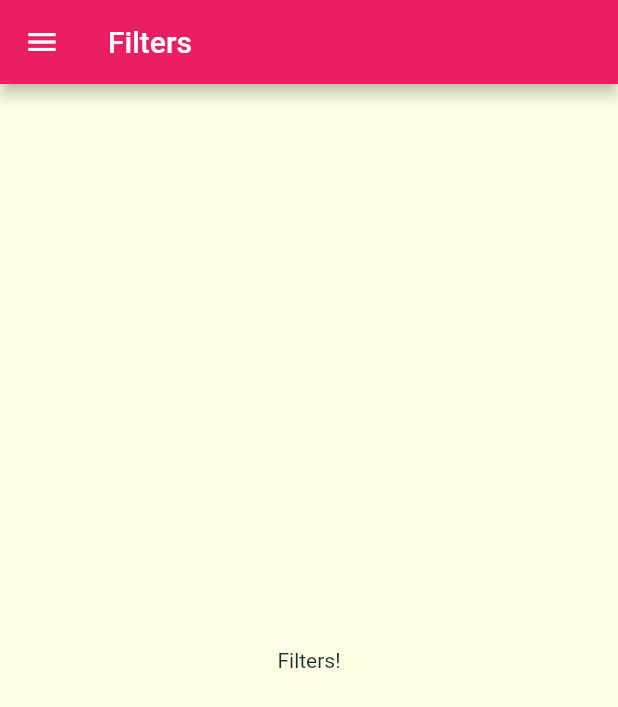
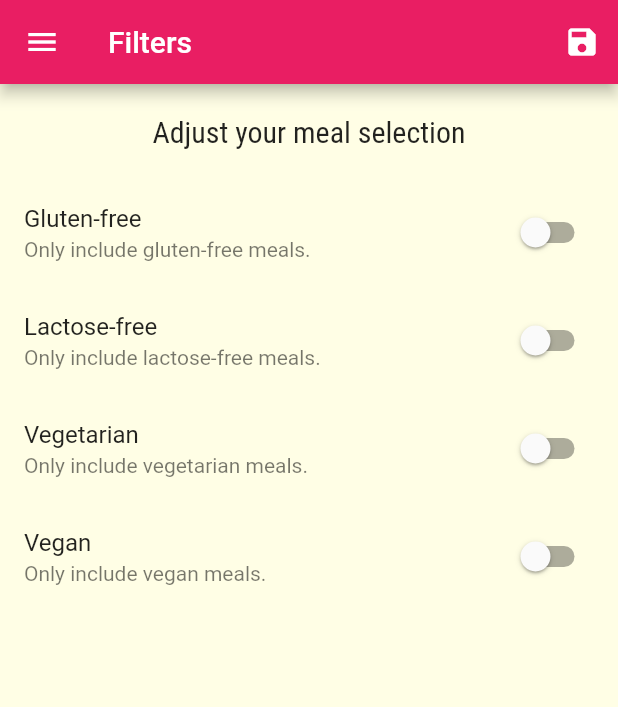
Before and after one commit to AkramNaoufelTabet/Meal-app, a Flutter app: the FiltersScreen screen opened by its route, on a phone screen of 412 x 824 dp. Shown: the top 707 px of the screen. Run offline on Flutter 3.47's test engine with Material 2 defaults, Android fonts, the phone set to English and light mode, and no system bars; Roboto replaces fonts that are missing (Raleway).

Commit message:
Finishing fixes for moment

```diff
--- a/lib/main.dart
+++ b/lib/main.dart
@@ -1,13 +1,74 @@
 import 'package:flutter/material.dart';
-import './routes.dart';
-import 'screens/categories_screen.dart';
+import './dummy_data.dart';
+import './model/meal.dart';
+import 'screens/category_meals_screen.dart';
+import 'screens/meal_detail_screen.dart';
+import 'screens/tabs_screen.dart';
+import 'screens/filters_screen.dart';
 
 void main() {
   runApp(MyApp());
 }
 
-class MyApp extends StatelessWidget {
+class MyApp extends StatefulWidget {
   // This widget is the root of your application.
+  @override
+  _MyAppState createState() => _MyAppState();
+}
+
+class _MyAppState extends State<MyApp> {
+
+  Map<String,bool> _filters={
+    'gluten':false,
+    'lactose':false,
+    'vegan':false,
+    'vegetarian':false,
+
+ };
+  List<Meal> _availableMeals=DUMMY_MEALS;
+  List<Meal> _favouriteMeals=[];
+ void _setFilters( Map<String,bool> filterData){
+   setState(() {
+     _filters=filterData;
+     _availableMeals=DUMMY_MEALS.where((meal) {
+
+       if(_filters['gluten']&& meal.isGlutenFree)
+       return true;
+         if(_filters['lactose']&& meal.isLactoseFree)
+       return true;
+         if(_filters['vegetarian']&& meal.isVegetarian)
+       return true;
+         if(_filters['vegan']&& meal.isVegan)
+       return true;
+      return false;
+
+      // return true;
+
+
+     }).toList();
+
+
+   });
+ }
+ void _toggleFavourite(String mealId){
+   final existingMeal=_favouriteMeals.indexWhere((meal) => meal.id==mealId);
+    if (existingMeal>=0){
+      setState(() {
+        _favouriteMeals.removeAt(existingMeal);
+      });
+
+    }else{
+      setState(() {
+        _favouriteMeals.add(
+          DUMMY_MEALS.firstWhere((meal) => meal.id==mealId)
+        );
+      });
+    }
+ }
+bool _isFavourite(String id){
+  return _favouriteMeals.any((meal) => meal.id==id);
+}
+
   @override
   Widget build(BuildContext context) {
     return MaterialApp(
@@ -29,11 +90,18 @@ class MyApp extends StatelessWidget {
 
 
       ),
-      routes: routes,
+      routes: {
+  "/":(context)=>TabsScreen(_favouriteMeals),
+CategoryMealsScreen.routename:(context)=>CategoryMealsScreen(_availableMeals),
+MealDetailScreen.routename :(context)=>MealDetailScreen(_toggleFavourite,_isFavourite),
+FiltersScreen.routename :(context)=>FiltersScreen(_setFilters,_filters),
+
+},
       initialRoute: '/',
       //home:CategriesScreen()
     );
   }
+
 }
 
 class MyHomePage extends StatelessWidget {
--- a/lib/routes.dart
+++ b/lib/routes.dart
@@ -7,13 +7,13 @@ import 'package:flutter/material.dart';
 import 'package:food_app/screens/filters_screen.dart';
 import 'package:food_app/screens/meal_detail_screen.dart';
 import 'package:food_app/screens/tabs_screen.dart';
-import 'screens/categories_screen.dart';
 import 'screens/category_meals_screen.dart';
 
-final Map<String,WidgetBuilder> routes={
-  "/":(context)=>TabsScreen(),
-CategoryMealsScreen.routename:(context)=>CategoryMealsScreen(),
-MealDetailScreen.routename :(context)=>MealDetailScreen(),
-FiltersScreen.routename :(context)=>FiltersScreen(),
 
-};
+// final Map<String,WidgetBuilder> routes={
+//   "/":(context)=>TabsScreen(),
+// CategoryMealsScreen.routename:(context)=>CategoryMealsScreen(),
+// MealDetailScreen.routename :(context)=>MealDetailScreen(),
+// FiltersScreen.routename :(context)=>FiltersScreen(),
+
+// };
--- a/lib/screens/filters_screen.dart
+++ b/lib/screens/filters_screen.dart
@@ -1,13 +1,105 @@
 import 'package:flutter/material.dart';
 import 'package:food_app/widgets/main_drawer.dart';
-class FiltersScreen extends StatelessWidget {
+class FiltersScreen extends StatefulWidget {
  static String routename="/filters";
+
+ final Function saveFilters;
+ final Map<String,bool> _currentFilters;
+ FiltersScreen(
+   this.saveFilters,
+   this._currentFilters,
+ );
+
+
+
+
+  @override
+  _FiltersScreenState createState() => _FiltersScreenState();
+}
+
+class _FiltersScreenState extends State<FiltersScreen> {
+
+
+  Widget _buildSwitcher(String title,description,var currentValue,Function update){
+
+    return   SwitchListTile(
+                title: Text(title),
+                subtitle: Text(description),
+                value: currentValue, onChanged:update );
+  }
+  var _glutenFree=false;
+  var _vegan=false;
+  var _vegetarian=false;
+  var _lactoseFree=false;
+  @override
+  void initState() {
+    _glutenFree=widget._currentFilters['gluten'];
+    _vegan=widget._currentFilters['vegan'];
+    _lactoseFree=widget._currentFilters['lactose'];
+    _vegetarian=widget._currentFilters['vegetarian'];
+    super.initState();
+  }
   @override
   Widget build(BuildContext context) {
+
     return Scaffold(
-      appBar: AppBar(title: Text("Filters"),),
+      appBar: AppBar(title: Text("Filters"),
+      actions: [
+        IconButton(icon: Icon(Icons.save), onPressed: (){
+           final  selectedFilters={
+                     'gluten':_glutenFree,
+                     'lactose':_lactoseFree,
+                      'vegan':_vegan,
+                      'vegetarian':_vegetarian,
+                };
+                widget.saveFilters(selectedFilters);
+        })
+      ],
+      ),
       drawer: MainDrawer(),
-      body: Center(child: Text("Filters!"),),
+      body: Column(
+
+        children: [
+          Container(
+            padding: EdgeInsets.all(20),
+            child: Text("Adjust your meal selection",
+            style: Theme.of(context).textTheme.headline6,
+            ),
+          ),
+          Expanded(
+            child: ListView(
+            children: [
+            _buildSwitcher("Gluten-free", 'Only include gluten-free meals.', _glutenFree, (newvalue){
+              setState(() {
+                _glutenFree=newvalue;
+
+              });
+
+            }),
+            _buildSwitcher("Lactose-free", 'Only include lactose-free meals.', _lactoseFree, (newvalue){
+              setState(() {
+                _lactoseFree=newvalue;
+              });
+
+            }),
+            _buildSwitcher("Vegetarian", 'Only include vegetarian meals.', _vegetarian, (newvalue){
+              setState(() {
+                _vegetarian=newvalue;
+              });
+
+            }),
+            _buildSwitcher("Vegan", 'Only include vegan meals.', _vegan, (newvalue){
+              setState(() {
+                _vegan=newvalue;
+              });
+
+            })
+
+            ],
+          ))
+        ],
+      )
+
     );
   }
 }
--- a/lib/screens/meal_detail_screen.dart
+++ b/lib/screens/meal_detail_screen.dart
@@ -2,6 +2,10 @@ import 'package:flutter/material.dart';
 import 'package:food_app/model/meal.dart';
 class MealDetailScreen extends StatelessWidget {
   static String routename="/mealDetail";
+  final Function _toggleFavourite;
+  final Function isFavourite;
+  MealDetailScreen(this._toggleFavourite,
+  this.isFavourite);
 
   Widget _buildSectionTitle(BuildContext context,String text){
     return  Container(
@@ -80,8 +84,18 @@ class MealDetailScreen extends StatelessWidget {
                     );
                 }),
             ),
+
           ],
         ),
+      ),
+      floatingActionButton: FloatingActionButton(
+        onPressed: ()=>_toggleFavourite(meal.id),
+        child: Icon(
+          isFavourite(meal.id) ? Icons.favorite : Icons.favorite_border
+
+        ),
+
+
       ),
 
     );
```
Also changed, not shown: lib/screens/category_meals_screen.dart (+13 -2 lines), lib/screens/favourite_screen.dart (+18 -2 lines), lib/screens/tabs_screen.dart (+18 -4 lines).
